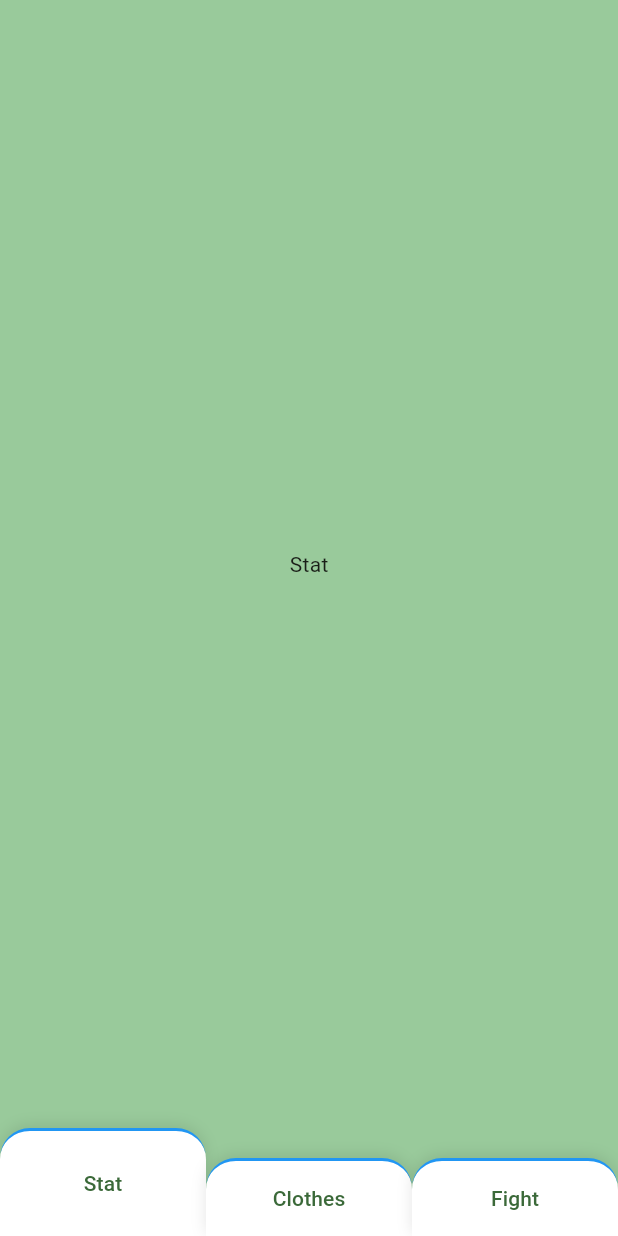
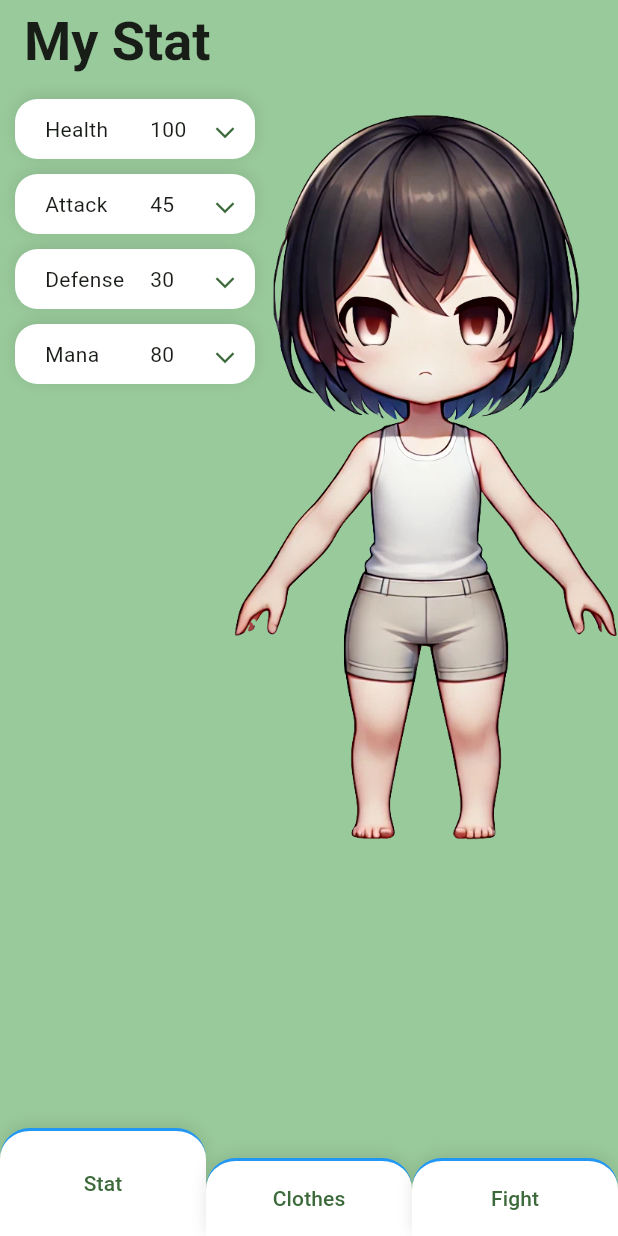
Before and after one commit to natcha0012/b_better, a Flutter app: the screen it shows after launch, on a phone screen of 412 x 824 dp. Run offline on Flutter 3.47's test engine with Material 3 defaults, Android fonts, the phone set to English and light mode, and no system bars.

Commit message:
implement stat page

```diff
--- /dev/null
+++ b/lib/components/activities_list.dart
@@ -0,0 +1,50 @@
+import 'package:flutter/material.dart';
+
+class ActivitiesList extends StatelessWidget {
+  ActivitiesList({super.key});
+  final activityList = ['Runing', 'Fighting', 'Meditation'];
+
+  @override
+  Widget build(BuildContext context) {
+    return Container(
+      width: 160,
+      padding: EdgeInsets.all(10),
+      decoration: BoxDecoration(
+        color: Colors.white70,
+        borderRadius: BorderRadius.circular(10),
+      ),
+      child: Column(
+        crossAxisAlignment: CrossAxisAlignment.stretch,
+        children: [
+          Padding(
+            padding: const EdgeInsets.only(bottom: 4, left: 4),
+            child: const Text(
+              'Power-Up Actions',
+              style: TextStyle(fontWeight: FontWeight.bold, fontSize: 16),
+            ),
+          ),
+          ...activityList
+              .map(
+                (activity) => ElevatedButton(
+                  onPressed: () {},
+                  style: ElevatedButton.styleFrom(
+                    foregroundColor: Colors.black,
+                    backgroundColor: Colors.white,
+                  ),
+                  child: Text(activity),
+                ),
+              )
+              .toList(),
+          ElevatedButton(
+            onPressed: () {},
+            style: ElevatedButton.styleFrom(
+              padding: EdgeInsets.symmetric(vertical: 0),
+              // backgroundColor: Colors.white,
+            ),
+            child: Text('➕ New Action'),
+          ),
+        ],
+      ),
+    );
+  }
+}
--- a/lib/components/bottom_bar.dart
+++ b/lib/components/bottom_bar.dart
@@ -1,59 +1,46 @@
 import 'package:flutter/material.dart';
 
-// class BottomBar extends StatefulWidget {
-//   onst BottomBar({super.key});
-
-//   @override
-//   State<BottomBar> createState() => _BottomBarState();
-// }
-
-// class _BottomBarState extends State<BottomBar> {
-//   int currentPageIndex = 0;
 class BottomBar extends StatelessWidget {
   final ValueChanged<int> onTabSelected;
   final int currentPageIndex;
-  BottomBar({
+
+  const BottomBar({
     super.key,
     required this.currentPageIndex,
     required this.onTabSelected,
   });
-  final List<String> labels = ['Stat', 'Clothes', 'Fight'];
+
+  final List<String> labels = const ['Stat', 'Clothes', 'Fight'];
 
   @override
   Widget build(BuildContext context) {
     return Row(
       crossAxisAlignment: CrossAxisAlignment.end,
       children: List.generate(labels.length, (index) {
+        final isSelected = currentPageIndex == index;
+
         return Expanded(
           child: Container(
             decoration: BoxDecoration(
-              border: Border(top: BorderSide(color: Colors.blue, width: 2)),
-              // border: Border(
-              //   top: BorderSide(color: Colors.blue),
-              //   left: BorderSide(color: Colors.blue),
-              // ),
-              borderRadius: BorderRadius.vertical(top: Radius.circular(20)),
+              border: const Border(
+                top: BorderSide(color: Colors.blue, width: 2),
+              ),
+              borderRadius: const BorderRadius.vertical(
+                top: Radius.circular(20),
+              ),
               color: Colors.white,
               boxShadow: [
                 BoxShadow(
-                  color: Colors.black.withOpacity(0.1), // subtle shadow
+                  color: Colors.black.withOpacity(0.1),
                   blurRadius: 8,
-                  offset: Offset(0, -2), // shadow goes upwards a bit
+                  offset: const Offset(0, -2),
                 ),
               ],
             ),
             child: TextButton(
-              onPressed: () {
-                // setState(() {
-                //   currentPageIndex = index;
-                // });
-                return onTabSelected(index);
-              },
+              onPressed: () => onTabSelected(index),
               style: TextButton.styleFrom(
-                minimumSize: Size(
-                  double.infinity,
-                  currentPageIndex == index ? 70 : 50,
-                ),
+                minimumSize: Size(double.infinity, isSelected ? 70 : 50),
               ),
               child: Text(labels[index]),
             ),
--- /dev/null
+++ b/lib/components/stat_bar.dart
@@ -0,0 +1,76 @@
+import 'package:flutter/material.dart';
+import 'package:b_better/components/activities_list.dart';
+
+class StatBar extends StatefulWidget {
+  final String title;
+  final int power;
+  const StatBar({super.key, required this.title, required this.power});
+
+  @override
+  State<StatefulWidget> createState() => _StatBarState();
+}
+
+class _StatBarState extends State<StatBar> {
+  bool isExpanded = false;
+  void toggleExpanded() {
+    setState(() {
+      isExpanded = !isExpanded;
+    });
+  }
+
+  @override
+  Widget build(BuildContext context) {
+    return Column(
+      children: [
+        Container(
+          margin: EdgeInsets.only(top: 10, left: 10),
+          padding: EdgeInsets.only(top: 5, bottom: 5, left: 20, right: 5),
+          width: 160,
+          decoration: BoxDecoration(
+            borderRadius: const BorderRadius.all(Radius.circular(15)),
+            color: Colors.white,
+            boxShadow: [
+              BoxShadow(
+                color: Colors.black.withOpacity(0.1),
+                blurRadius: 8,
+                offset: const Offset(0, -2),
+              ),
+            ],
+          ),
+          child: Row(
+            children: [
+              SizedBox(width: 70, child: Text(widget.title)),
+              SizedBox(width: 40, child: Text('${widget.power}')),
+              SizedBox(
+                width: 20,
+                height: 30,
+                child: TextButton(
+                  style: TextButton.styleFrom(padding: const EdgeInsets.all(5)),
+                  onPressed: () {
+                    toggleExpanded();
+                  },
+                  child: Transform.rotate(
+                    angle:
+                        isExpanded
+                            ? 1.57 * 3
+                            : 1.57, // in radians (180 degrees = π)
+                    child: const Icon(
+                      Icons.arrow_forward_ios,
+                      size: 15,
+                      weight: 900,
+                    ),
+                  ),
+                ),
+              ),
+            ],
+          ),
+        ),
+        if (isExpanded)
+          Padding(
+            padding: const EdgeInsets.only(left: 10.0, top: 5),
+            child: ActivitiesList(), // You can pass data here if needed
+          ),
+      ],
+    );
+  }
+}
--- /dev/null
+++ b/lib/models/stat.dart
@@ -0,0 +1,5 @@
+class StatData {
+  final String title;
+  final int power;
+  const StatData({required this.title, required this.power});
+}
--- /dev/null
+++ b/lib/pages/fight_page.dart
@@ -0,0 +1,13 @@
+import 'package:flutter/material.dart';
+
+class FightPage extends StatelessWidget {
+  const FightPage({super.key});
+
+  @override
+  Widget build(BuildContext context) {
+    return Scaffold(
+      backgroundColor: Colors.transparent, // or any color
+      body: Center(child: Text('FightPage')),
+    );
+  }
+}
--- a/lib/pages/stat_page.dart
+++ b/lib/pages/stat_page.dart
@@ -1,13 +1,62 @@
 import 'package:flutter/material.dart';
+import 'package:b_better/components/stat_bar.dart';
+import 'package:b_better/models/stat.dart';
 
 class StatPage extends StatelessWidget {
   const StatPage({super.key});
+  final statList = const [
+    StatData(title: 'Health', power: 100),
+    StatData(title: 'Attack', power: 45),
+    StatData(title: 'Defense', power: 30),
+    StatData(title: 'Mana', power: 80),
+  ];
 
   @override
   Widget build(BuildContext context) {
     return Scaffold(
+      appBar: AppBar(
+        backgroundColor: Color.fromARGB(255, 153, 202, 155),
+        title: const Text(
+          'My Stat',
+          style: TextStyle(fontWeight: FontWeight.bold, fontSize: 36),
+        ),
+      ),
       backgroundColor: Colors.transparent, // or any color
-      body: Center(child: Text('Stat')),
+      body: Stack(
+        children: [
+          Container(
+            height: 484,
+            width: double.infinity,
+            margin: EdgeInsets.only(top: 20),
+
+            child: Stack(
+              children: [
+                Positioned(
+                  right: 0,
+                  child: Image.asset('assets/avatar/base.png', height: 484),
+                ),
+                Positioned(
+                  top: 120,
+                  right: 71,
+                  child: Image.asset('assets/avatar/eyes.png', width: 115),
+                ),
+              ],
+            ),
+          ),
+          Container(
+            padding: EdgeInsets.only(bottom: 10),
+            child: SingleChildScrollView(
+              clipBehavior: Clip.none,
+              child: Column(
+                children:
+                    statList.map((stat) {
+                      return StatBar(title: stat.title, power: stat.power);
+                    }).toList(),
+              ),
+            ),
+          ),
+        ],
+      ),
     );
   }
 }
--- a/lib/screens/plain-screen.dart
+++ b/lib/screens/plain-screen.dart
@@ -1,3 +1,4 @@
+import 'package:b_better/pages/fight_page.dart';
 import 'package:flutter/material.dart';
 import 'package:b_better/pages/stat_page.dart';
 import 'package:b_better/pages/clothes_page.dart';
@@ -11,27 +12,32 @@ class BackgroundScreen extends StatefulWidget {
 }
 
 class _BackgroundScreenState extends State<BackgroundScreen> {
-  var page = 0;
-  final List<Color> themes = [
-    const Color.fromARGB(255, 153, 202, 155),
-    const Color.fromARGB(255, 111, 181, 239),
+  int currentPage = 0;
+
+  final List<Color> themes = const [
+    Color.fromARGB(255, 153, 202, 155),
+    Color.fromARGB(255, 111, 181, 239),
     Colors.amber,
   ];
-  final List<Widget> pageList = [StatPage(), ClothesPage(), StatPage()];
-  void onChangePage(int page) {
+
+  final List<Widget> pages = [StatPage(), const ClothesPage(), FightPage()];
+
+  void onChangePage(int index) {
     setState(() {
-      this.page = page;
+      currentPage = index;
     });
   }
 
-  // This widget is the root of your application.
   @override
   Widget build(BuildContext context) {
     return Scaffold(
-      backgroundColor: themes[page],
-      body: pageList[page],
+      backgroundColor: themes[currentPage],
+      body: IndexedStack(index: currentPage, children: pages),
       bottomNavigationBar: SafeArea(
-        child: BottomBar(currentPageIndex: page, onTabSelected: onChangePage),
+        child: BottomBar(
+          currentPageIndex: currentPage,
+          onTabSelected: onChangePage,
+        ),
       ),
     );
   }
```
Also changed, not shown: pubspec.yaml (+4 -3 lines), assets/avatar/base.png (added), assets/avatar/eyes.png (added).
